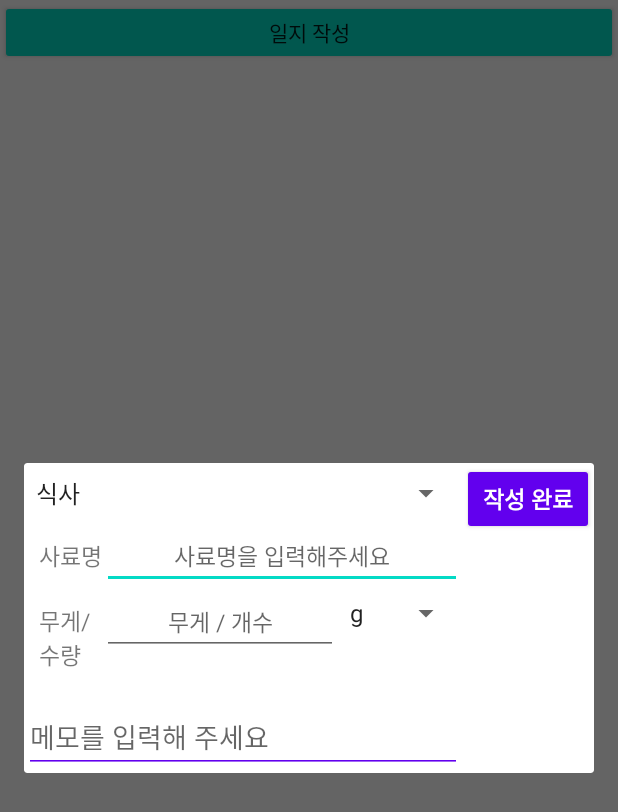
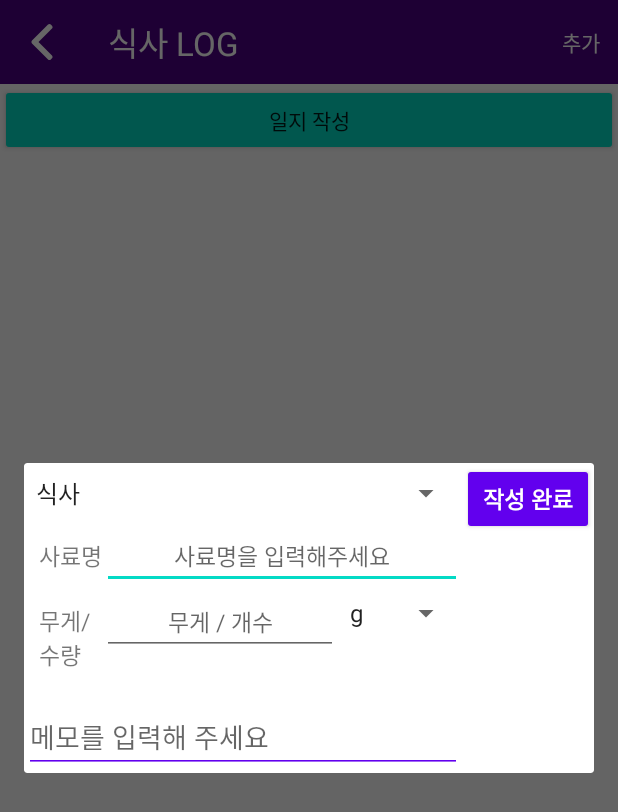
Before and after one commit to stevey-sy/lets_walk_butler, an Android app: the FoodActivity screen opened directly, with no data from a screen before it, after a tap on "일지 작성", on a phone screen of 412 x 824 dp. Shown: the top 812 px of the screen. Run offline under Robolectric (Android 15) with nearby library versions, the phone set to English and light mode, and no system bars.

Commit message:
[FIX] 식사 일지 화면 / toolbar & 메뉴에 추가버튼 생성

```diff
--- a/app/src/main/java/com/example/lets_walk_butler/FoodActivity.java
+++ b/app/src/main/java/com/example/lets_walk_butler/FoodActivity.java
@@ -4,12 +4,18 @@ import android.content.SharedPreferences;
 import android.os.Bundle;
 import android.util.Log;
 import android.view.LayoutInflater;
+import android.view.Menu;
+import android.view.MenuInflater;
+import android.view.MenuItem;
 import android.view.View;
 import android.widget.Button;
 import android.widget.EditText;
 
+import androidx.annotation.NonNull;
+import androidx.appcompat.app.ActionBar;
 import androidx.appcompat.app.AlertDialog;
 import androidx.appcompat.app.AppCompatActivity;
+import androidx.appcompat.widget.Toolbar;
 import androidx.recyclerview.widget.LinearLayoutManager;
 import androidx.recyclerview.widget.RecyclerView;
 
@@ -22,6 +28,10 @@ public class FoodActivity extends AppCompatActivity implements View.OnClickListe
     private ArrayList<MealMemoItem> mArrayList;
     private MealListAdapter mAdapter = null;
 
+    Toolbar toolbar;
+    ActionBar actionBar;
+    Menu action;
+
     String foodName = null;
     String foodWeight = null;
     String memo = null;
@@ -32,11 +42,17 @@ public class FoodActivity extends AppCompatActivity implements View.OnClickListe
 
     @Override
     protected void onCreate(Bundle savedInstanceState) {
-
         super.onCreate(savedInstanceState);
         setContentView(R.layout.activity_food);
-//        context = this;
-        // View를 세팅한 메서드 사용.
+
+        // 툴바 설정
+        toolbar = findViewById(R.id.toolbar_food);
+        setSupportActionBar(toolbar);
+        actionBar = getSupportActionBar();
+        actionBar.setDisplayShowCustomEnabled(true);
+        actionBar.setDisplayShowTitleEnabled(false);
+        actionBar.setDisplayHomeAsUpEnabled(true);
+        actionBar.setHomeAsUpIndicator(R.drawable.ic_left_arrow);
 
         RecyclerView mRecyclerView = (RecyclerView) findViewById(R.id.recyclerview);
         LinearLayoutManager mLinearLayoutManager = new LinearLayoutManager(FoodActivity.this);
@@ -116,6 +132,31 @@ public class FoodActivity extends AppCompatActivity implements View.OnClickListe
         });
 
     }
+
+    // 툴바 메뉴 불러오기
+    @Override
+    public boolean onCreateOptionsMenu(Menu menu) {
+        MenuInflater menuInflater = getMenuInflater();
+        menuInflater.inflate(R.menu.profile_menu, menu);
+        action = menu;
+        return true;
+    }
+    // 툴바 메뉴 클릭시 이벤트 (프로필 추가, 뒤로가기)
+    @Override
+    public boolean onOptionsItemSelected(@NonNull MenuItem item) {
+        switch (item.getItemId()) {
+            case R.id.profile_add:
+                // 메뉴바에서 추가 버튼 눌렸을 때
+//                addProfile();
+                return true;
+            // 툴바 홈 버튼 눌렀을 때의 이벤트
+            case android.R.id.home:
+                finish();
+                return true;
+        }
+        return super.onOptionsItemSelected(item);
+    }
+
     // SharedPreference 에 저장된 문자열을 가져올 때 사용할 메서드
     public void getSharedPreferencesData() {
         SharedPreferences prefs = getSharedPreferences("MEAL_FILE", MODE_PRIVATE);
@@ -145,47 +186,4 @@ public class FoodActivity extends AppCompatActivity implements View.OnClickListe
     public void onClick(View v) {
 //        registerMemo();
     }
-
-    // 사용자가 작성을 마치면 키보드창이 사라지는 메서드
-//    private void hideKeyboard() {
-//        View view = this.getCurrentFocus();
-//        if (view != null) {
-//            InputMethodManager inputMethodManager =
-//                    (InputMethodManager) getSystemService(Context.INPUT_METHOD_SERVICE);
-//            assert inputMethodManager != null;
-//            inputMethodManager.hideSoftInputFromWindow(view.getWindowToken(), 0);
-//        }
-//    }
-
-//    public void saveSharedData () {
-//        SharedPreferences prefs = getSharedPreferences("MEAL_FILE", MODE_PRIVATE);
-//        SharedPreferences.Editor editor = prefs.edit();
-//
-//        String json = prefs.getString("mealInfo", null);
-//
-//        try {
-//            if (json == null) {
-//                JSONArray jsonArray = new JSONArray();
-//                JSONObject jsonObject = new JSONObject();
-//                jsonObject.put("FoodName", foodName);
-//                jsonObject.put("FoodWeight", foodWeight );
-//                jsonObject.put("Memo", memo);
-//                jsonArray.put(jsonObject);
-//                editor.putString("mealInfo", jsonArray.toString());
-//            } else {
-//                JSONArray jsonArray= new JSONArray(json);
-//                JSONObject jsonObject = new JSONObject();
-//                jsonObject.put("FoodName", foodName);
-//                jsonObject.put("FoodWeight", foodWeight );
-//                jsonObject.put("Memo", memo);
-//                jsonArray.put(jsonObject);
-//                editor.putString("mealInfo", jsonArray.toString());
-//            }
-//        } catch (JSONException e) {
-//            e.printStackTrace();
-//        }
-//
-//        editor.apply();
-//    }
-
 }
--- a/app/src/main/res/layout-v21/activity_food.xml
+++ b/app/src/main/res/layout-v21/activity_food.xml
@@ -4,114 +4,37 @@
     android:layout_width="match_parent"
     android:layout_height="match_parent"
     tools:context=".FoodActivity"
-    android:orientation="vertical"
-    android:weightSum="10">
+    android:orientation="vertical">
 
-    <!--    <Spinner-->
-    <!--        android:id="@+id/category"-->
-    <!--        android:layout_width="match_parent"-->
-    <!--        android:layout_height="40dp"-->
-    <!--        android:layout_toStartOf="@+id/register"-->
-    <!--        android:entries="@array/category"-->
-    <!--        android:layout_toLeftOf="@+id/register" />-->
+    <androidx.appcompat.widget.Toolbar
+        android:id="@+id/toolbar_food"
+        android:layout_width="match_parent"
+        android:layout_height="wrap_content"
+        android:background="?attr/colorPrimary"
+        android:minHeight="?attr/actionBarSize"
+        android:theme="?attr/actionBarTheme" >
 
-    <!--    <TextView-->
-    <!--        android:id="@+id/subheading_date"-->
-    <!--        android:layout_width="wrap_content"-->
-    <!--        android:layout_height="wrap_content"-->
-    <!--        android:layout_marginTop="10dp"-->
-    <!--        android:text="사료명"-->
-    <!--        android:layout_marginLeft="10dp"-->
-    <!--        android:textSize="15sp"-->
-    <!--        android:layout_below="@+id/category" />-->
+        <TextView
+            android:layout_width="wrap_content"
+            android:layout_height="wrap_content"
+            android:text="식사 LOG"
+            android:textSize="22sp"
+            android:textColor="#ffffff" />
 
-    <!--    <EditText-->
-    <!--        android:id="@+id/food_name"-->
-    <!--        android:layout_width="match_parent"-->
-    <!--        android:layout_height="wrap_content"-->
-    <!--        android:layout_toLeftOf="@id/register"-->
-    <!--        android:layout_below="@id/category"-->
-    <!--        android:layout_toRightOf="@id/subheading_date"-->
-    <!--        android:gravity="center"-->
-    <!--        android:text=""-->
-    <!--        android:hint="사료명을 입력해주세요"-->
-    <!--        android:textSize="15sp" />-->
+    </androidx.appcompat.widget.Toolbar>
 
-    <!--    <TextView-->
-    <!--        android:id="@+id/subheading_food_time"-->
-    <!--        android:layout_width="match_parent"-->
-    <!--        android:layout_height="wrap_content"-->
-    <!--        android:layout_marginTop="20dp"-->
-    <!--        android:text="무게/수량"-->
-    <!--        android:layout_marginLeft="10dp"-->
-    <!--        android:textSize="15sp"-->
-    <!--        android:layout_below="@+id/subheading_date"-->
-    <!--        android:layout_toLeftOf="@id/food_weight"/>-->
-
-    <!--    <EditText-->
-    <!--        android:id="@+id/food_weight"-->
-    <!--        android:layout_width="wrap_content"-->
-    <!--        android:layout_height="wrap_content"-->
-    <!--        android:layout_toLeftOf="@id/type_category"-->
-    <!--        android:layout_below="@id/food_name"-->
-    <!--        android:layout_toRightOf="@id/subheading_date"-->
-    <!--        android:gravity="center"-->
-    <!--        android:text=""-->
-    <!--        android:textSize="15sp"-->
-    <!--        android:autofillHints="no"-->
-    <!--        android:hint="무게 / 개수"/>-->
-
-    <!--    <Spinner-->
-    <!--        android:id="@+id/type_category"-->
-    <!--        android:layout_width="wrap_content"-->
-    <!--        android:layout_height="wrap_content"-->
-    <!--        android:layout_toStartOf="@+id/register"-->
-    <!--        android:entries="@array/type_category"-->
-    <!--        android:layout_toLeftOf="@+id/register"-->
-    <!--        android:layout_below="@id/food_name"-->
-    <!--        android:layout_toRightOf="@id/food_weight"-->
-    <!--        android:layout_marginTop="4dp" />-->
-
-
-    <!--    <EditText-->
-    <!--        android:id="@+id/memo"-->
-    <!--        android:layout_marginTop="20dp"-->
-    <!--        android:layout_width="match_parent"-->
-    <!--        android:layout_height="wrap_content"-->
-    <!--        android:layout_below="@+id/subheading_food_time"-->
-    <!--        android:layout_toStartOf="@+id/register"-->
-    <!--        android:backgroundTint="@color/colorPrimary"-->
-    <!--        tools:text=""-->
-    <!--        android:hint="메모를 입력해 주세요"-->
-    <!--        android:layout_toLeftOf="@+id/register" />-->
-
-    <!--    <Button-->
-    <!--        android:id="@+id/register"-->
-    <!--        android:layout_width="wrap_content"-->
-    <!--        android:layout_height="wrap_content"-->
-    <!--        android:layout_above="@+id/recyclerview"-->
-    <!--        android:layout_alignParentEnd="true"-->
-    <!--        android:layout_alignParentTop="true"-->
-    <!--        android:backgroundTint="@color/colorPrimary"-->
-    <!--        android:text="저장"-->
-    <!--        android:textColor="@android:color/white"-->
-    <!--        android:textSize="15sp"-->
-    <!--        android:textStyle="bold"-->
-    <!--        android:layout_alignParentRight="true" />-->
+    <androidx.recyclerview.widget.RecyclerView
+        android:id="@+id/recyclerview"
+        android:layout_width="match_parent"
+        android:layout_height="wrap_content" />
 
     <Button
         android:id="@+id/btn_meal_write"
         android:layout_width="match_parent"
         android:layout_height="wrap_content"
         android:backgroundTint="@color/colorAccent"
-        android:text="일지 작성"
-        android:layout_weight="1"/>
+        android:text="일지 작성" />
 
-    <androidx.recyclerview.widget.RecyclerView
-        android:id="@+id/recyclerview"
-        android:layout_width="match_parent"
-        android:layout_height="match_parent"
-        android:layout_weight="5"/>
 
 
 
--- a/app/src/main/res/menu/profile_menu.xml
+++ b/app/src/main/res/menu/profile_menu.xml
@@ -4,7 +4,7 @@
 
     <item
         android:id="@+id/profile_add"
-        android:title="프로필 추가"
+        android:title="추가"
         app:showAsAction="always"/>
 
 </menu>
```
Also changed, not shown: app/src/main/java/com/example/lets_walk_butler/MealActivity.java (+4 -9 lines), app/src/main/res/layout/activity_meal.xml (+25 -1 lines).
